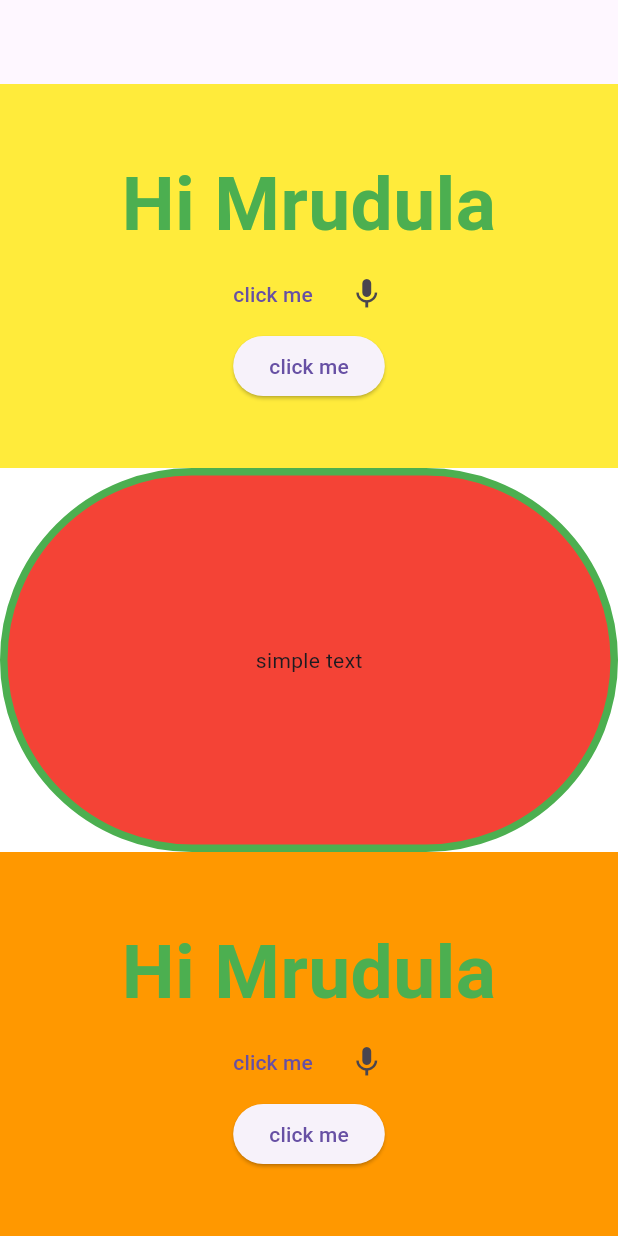
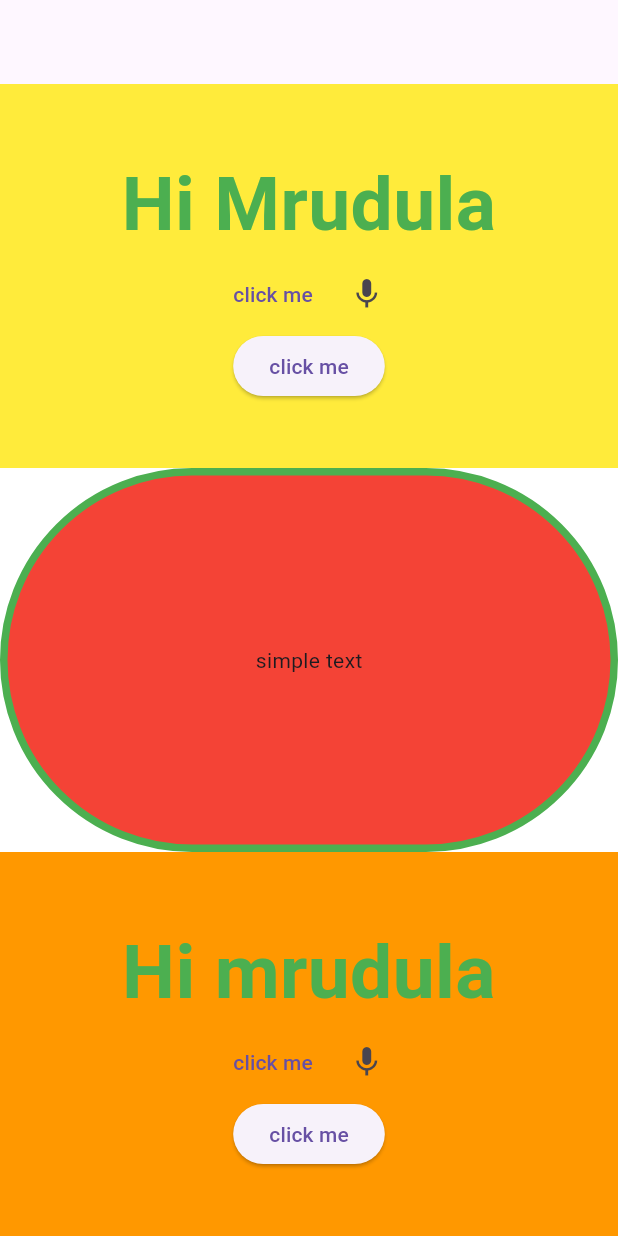
Before and after one commit to mrudulav1/SampleProjectFlutter, a Flutter app: the screen it shows after launch, on a phone screen of 412 x 824 dp. Run offline on Flutter 3.47's test engine with Material 3 defaults, Android fonts, the phone set to English and light mode, and no system bars.

Commit message:
letter mistake update

```diff
--- a/lib/main.dart
+++ b/lib/main.dart
@@ -96,7 +96,7 @@ class HomeScreen extends StatelessWidget {
               crossAxisAlignment: CrossAxisAlignment.center,
               children: [
                 Text(
-                  'Hi Mrudula',
+                  'Hi mrudula',
                   textAlign: TextAlign.center,
                   style: TextStyle(
                     color: Colors.green,
```
